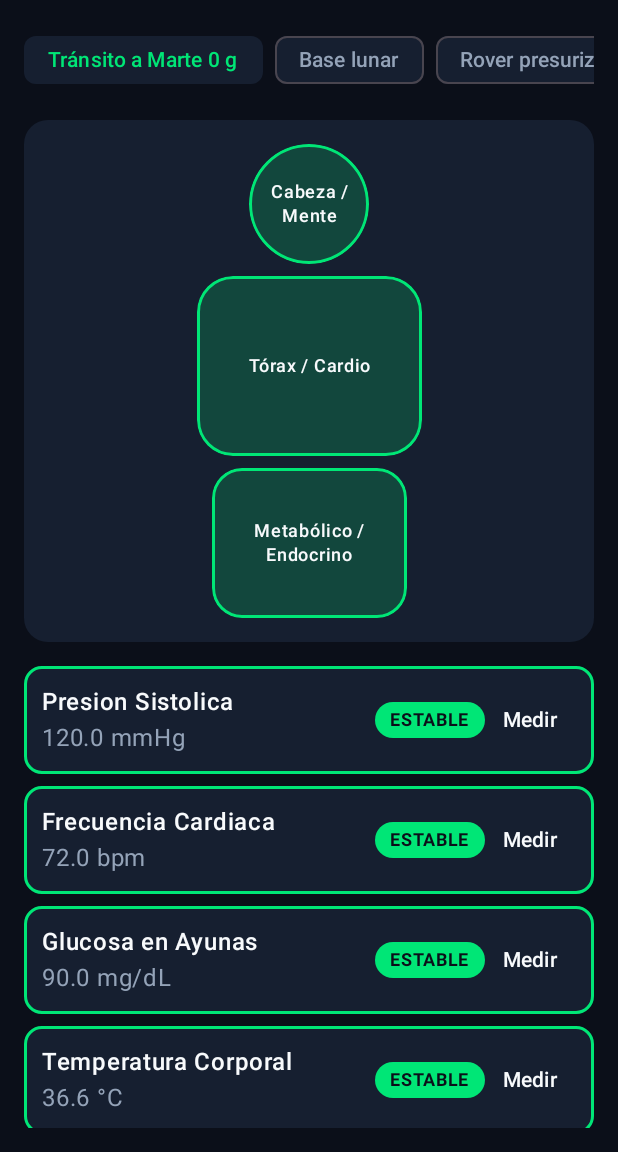
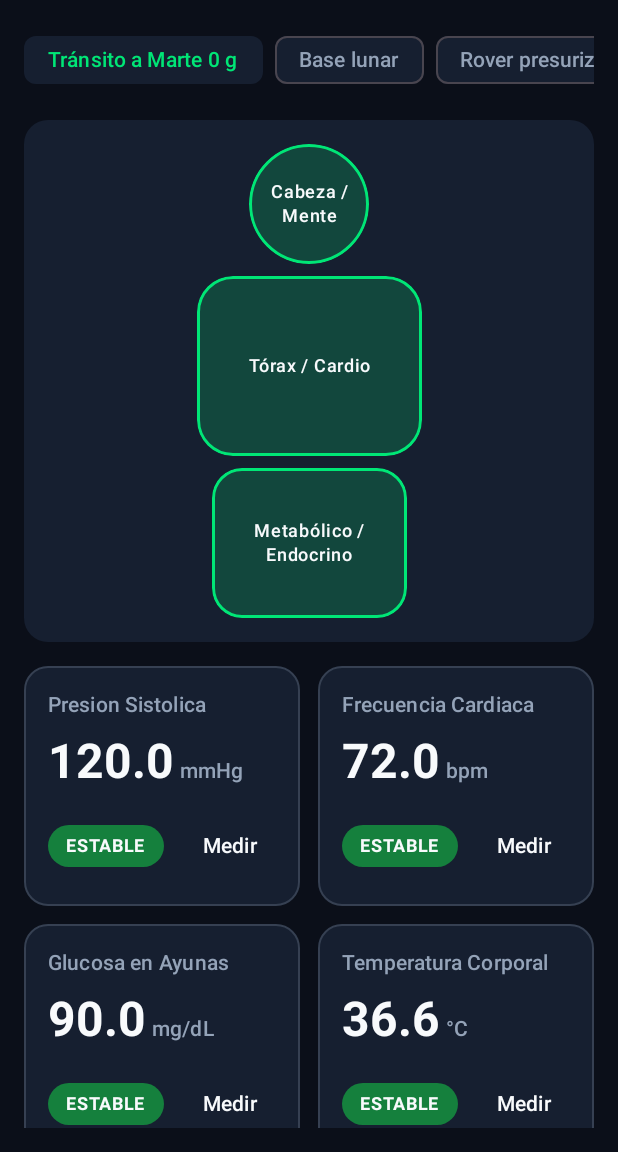
Before and after one commit to TitaniumCJ/SoftieCare, an Android app built with Jetpack Compose: the screen it shows after launch (MainActivity), on a phone screen of 412 x 824 dp, the part 84-1236 px from its top. Run offline under Robolectric (Android 15) with nearby library versions, the phone set to English and light mode, and no system bars.

Commit message:
Rediseño: cuadros grandes, etiquetas con fondo de color, pruebas de HealthRepository (Blueprint v1.7.0)

```diff
--- a/app/src/main/java/com/softiecare/app/features/dashboard/DashboardScreen.kt
+++ b/app/src/main/java/com/softiecare/app/features/dashboard/DashboardScreen.kt
@@ -6,6 +6,8 @@ import androidx.compose.foundation.clickable
 import androidx.compose.foundation.layout.Arrangement
 import androidx.compose.foundation.layout.BoxWithConstraints
 import androidx.compose.foundation.layout.Box
+import androidx.compose.foundation.layout.IntrinsicSize
+import androidx.compose.foundation.layout.fillMaxHeight
 import androidx.compose.foundation.layout.Column
 import androidx.compose.foundation.layout.Row
 import androidx.compose.foundation.layout.Spacer
@@ -43,8 +45,8 @@ import com.softiecare.app.core.model.SpaceEnvironment
 import com.softiecare.app.core.model.StatusLevel
 import com.softiecare.app.core.model.VitalIndicator
 import com.softiecare.app.ui.components.PrimaryActionButton
-import com.softiecare.app.ui.components.SpaceCard
-import com.softiecare.app.ui.components.StatusBadge
+import com.softiecare.app.ui.components.IndicatorTile
+import com.softiecare.app.ui.components.displayLevel
 import com.softiecare.app.ui.components.statusColor
 import com.softiecare.app.ui.theme.SoftieCareTheme
 import com.softiecare.app.ui.theme.SpaceBackground
@@ -188,8 +190,8 @@ private fun ZoneBlock(
     onIndicatorClick: (String) -> Unit
 ) {
     // El enum esta ordenado NORMAL < WARNING < CRITICAL, por eso el maximo es el peor estado de la zona
-    val worst = indicators.filter { it.bodyZone == zone }.maxByOrNull { it.level }
-    val level = worst?.level ?: StatusLevel.NORMAL
+    val worst = indicators.filter { it.bodyZone == zone }.maxByOrNull { displayLevel(it) }
+    val level = worst?.let { displayLevel(it) } ?: StatusLevel.NORMAL
     val color = statusColor(level)
 
     Box(
@@ -218,22 +220,26 @@ private fun IndicatorList(
     onOpenPvtTest: () -> Unit,
     modifier: Modifier
 ) {
-    Column(modifier = modifier, verticalArrangement = Arrangement.spacedBy(8.dp)) {
-        indicators.forEach { indicator ->
-            SpaceCard(statusLevel = indicator.level, onClick = { onIndicatorClick(indicator.id) }) {
-                Row(Modifier.fillMaxWidth(), verticalAlignment = Alignment.CenterVertically) {
-                    Column(Modifier.weight(1f)) {
-                        Text(text = indicator.name, color = TextPrimary, fontWeight = FontWeight.SemiBold)
-                        Text(
-                            text = "${indicator.currentValue} ${indicator.unit}",
-                            color = TextSecondary
-                        )
-                    }
-                    StatusBadge(level = indicator.level)
-                    TextButton(onClick = { onOpenAssessment(indicator.id) }) {
-                        Text(text = "Medir", color = TextPrimary)
-                    }
+    Column(modifier = modifier, verticalArrangement = Arrangement.spacedBy(12.dp)) {
+        // Cuadricula de 2 columnas con cuadros grandes (IndicatorTile)
+        indicators.chunked(2).forEach { pair ->
+            Row(
+                modifier = Modifier
+                    .fillMaxWidth()
+                    .height(IntrinsicSize.Min),
+                horizontalArrangement = Arrangement.spacedBy(12.dp)
+            ) {
+                pair.forEach { indicator ->
+                    IndicatorTile(
+                        indicator = indicator,
+                        onClick = { onIndicatorClick(indicator.id) },
+                        onMeasure = { onOpenAssessment(indicator.id) },
+                        modifier = Modifier
+                            .weight(1f)
+                            .fillMaxHeight()
+                    )
                 }
+                if (pair.size == 1) Spacer(Modifier.weight(1f))
             }
         }
         Spacer(Modifier.height(8.dp))
--- a/app/src/main/java/com/softiecare/app/ui/components/SharedComponents.kt
+++ b/app/src/main/java/com/softiecare/app/ui/components/SharedComponents.kt
@@ -2,35 +2,57 @@ package com.softiecare.app.ui.components
 
 import androidx.compose.foundation.BorderStroke
 import androidx.compose.foundation.clickable
+import androidx.compose.foundation.layout.Arrangement
 import androidx.compose.foundation.layout.Box
+import androidx.compose.foundation.layout.Column
+import androidx.compose.foundation.layout.Row
+import androidx.compose.foundation.layout.Spacer
+import androidx.compose.foundation.layout.fillMaxSize
 import androidx.compose.foundation.layout.fillMaxWidth
 import androidx.compose.foundation.layout.height
 import androidx.compose.foundation.layout.padding
+import androidx.compose.foundation.layout.width
 import androidx.compose.foundation.shape.RoundedCornerShape
 import androidx.compose.material3.Button
 import androidx.compose.material3.ButtonDefaults
 import androidx.compose.material3.MaterialTheme
 import androidx.compose.material3.Surface
 import androidx.compose.material3.Text
+import androidx.compose.material3.TextButton
 import androidx.compose.runtime.Composable
+import androidx.compose.ui.Alignment
 import androidx.compose.ui.Modifier
 import androidx.compose.ui.graphics.Color
 import androidx.compose.ui.text.font.FontWeight
+import androidx.compose.ui.text.style.TextOverflow
 import androidx.compose.ui.unit.dp
 import com.softiecare.app.core.model.SpaceHazard
 import com.softiecare.app.core.model.StatusLevel
 import com.softiecare.app.core.model.VitalIndicator
 import com.softiecare.app.ui.theme.SpaceBackground
 import com.softiecare.app.ui.theme.StatusCritical
+import com.softiecare.app.ui.theme.StatusCriticalStrong
 import com.softiecare.app.ui.theme.StatusNormal
+import com.softiecare.app.ui.theme.StatusNormalStrong
 import com.softiecare.app.ui.theme.StatusWarning
+import com.softiecare.app.ui.theme.StatusWarningStrong
 import com.softiecare.app.ui.theme.SurfacePanel
+import com.softiecare.app.ui.theme.TextPrimary
 import com.softiecare.app.ui.theme.TextSecondary
+import java.util.Locale
 
+// Color brillante para lineas, graficas y zonas sobre fondo oscuro
 fun statusColor(level: StatusLevel): Color = when (level) {
     StatusLevel.NORMAL -> StatusNormal
     StatusLevel.WARNING -> StatusWarning
     StatusLevel.CRITICAL -> StatusCritical
+}
+
+// Fondo de etiqueta con texto blanco
+fun statusContainerColor(level: StatusLevel): Color = when (level) {
+    StatusLevel.NORMAL -> StatusNormalStrong
+    StatusLevel.WARNING -> StatusWarningStrong
+    StatusLevel.CRITICAL -> StatusCriticalStrong
 }
 
 fun statusLabel(level: StatusLevel): String = when (level) {
@@ -44,6 +66,11 @@ fun displayLevel(indicator: VitalIndicator): StatusLevel =
     if (indicator.id == "MOOD" && indicator.level == StatusLevel.CRITICAL) StatusLevel.WARNING
     else indicator.level
 
+private val PanelBorder = BorderStroke(1.dp, TextSecondary.copy(alpha = 0.25f))
+
+private fun formatValue(v: Float): String = String.format(Locale.US, "%.1f", v)
+
+// El borde es neutro: el estado se comunica solo con StatusBadge (Blueprint 6)
 @Composable
 fun SpaceCard(
     statusLevel: StatusLevel,
@@ -53,15 +80,15 @@ fun SpaceCard(
     Surface(
         modifier = Modifier.fillMaxWidth(),
         color = SurfacePanel,
-        shape = RoundedCornerShape(12.dp),
-        border = BorderStroke(2.dp, statusColor(statusLevel))
+        shape = RoundedCornerShape(16.dp),
+        border = PanelBorder
     ) {
         // clickable dentro del Surface para que el ripple respete las esquinas
         Box(
             modifier = Modifier
                 .fillMaxWidth()
                 .then(if (onClick != null) Modifier.clickable(onClick = onClick) else Modifier)
-                .padding(12.dp)
+                .padding(16.dp)
         ) {
             content()
         }
@@ -71,15 +98,15 @@ fun SpaceCard(
 @Composable
 fun StatusBadge(level: StatusLevel) {
     Surface(
-        color = statusColor(level),
+        color = statusContainerColor(level),
         shape = RoundedCornerShape(50)
     ) {
         Text(
             text = statusLabel(level),
-            color = SpaceBackground,
+            color = TextPrimary,
             fontWeight = FontWeight.Bold,
             style = MaterialTheme.typography.labelMedium,
-            modifier = Modifier.padding(horizontal = 10.dp, vertical = 4.dp)
+            modifier = Modifier.padding(horizontal = 12.dp, vertical = 6.dp)
         )
     }
 }
@@ -116,3 +143,72 @@ fun PrimaryActionButton(text: String, onClick: () -> Unit) {
         Text(text = text, fontWeight = FontWeight.Bold)
     }
 }
+
+// Cuadro grande de un indicador: nombre, valor en grande y etiqueta de estado
+@Composable
+fun IndicatorTile(
+    indicator: VitalIndicator,
+    onClick: () -> Unit,
+    modifier: Modifier = Modifier,
+    onMeasure: (() -> Unit)? = null
+) {
+    Surface(
+        modifier = modifier,
+        color = SurfacePanel,
+        shape = RoundedCornerShape(16.dp),
+        border = PanelBorder
+    ) {
+        Column(
+            modifier = Modifier
+                .fillMaxSize()
+                .clickable(onClick = onClick)
+                .padding(16.dp),
+            verticalArrangement = Arrangement.SpaceBetween
+        ) {
+            Text(
+                text = indicator.name,
+                color = TextSecondary,
+                style = MaterialTheme.typography.labelLarge,
+                maxLines = 2,
+                overflow = TextOverflow.Ellipsis
+            )
+            Spacer(Modifier.height(8.dp))
+            if (indicator.id == "MOOD") {
+                // Blueprint 1.1: no se resalta el valor numerico del animo
+                Text(
+                    text = "Toca para ver detalle",
+                    color = TextSecondary,
+                    style = MaterialTheme.typography.bodyMedium
+                )
+            } else {
+                Row(verticalAlignment = Alignment.Bottom) {
+                    Text(
+                        text = formatValue(indicator.currentValue),
+                        color = TextPrimary,
+                        style = MaterialTheme.typography.headlineLarge,
+                        fontWeight = FontWeight.Bold,
+                        maxLines = 1
+                    )
+                    Spacer(Modifier.width(4.dp))
+                    Text(
+                        text = indicator.unit,
+                        color = TextSecondary,
+                        style = MaterialTheme.typography.titleSmall,
+                        maxLines = 1,
+                        modifier = Modifier.padding(bottom = 4.dp)
+                    )
+                }
+            }
+            Spacer(Modifier.height(12.dp))
+            Row(verticalAlignment = Alignment.CenterVertically) {
+                StatusBadge(displayLevel(indicator))
+                Spacer(Modifier.weight(1f))
+                if (onMeasure != null) {
+                    TextButton(onClick = onMeasure) {
+                        Text("Medir", color = TextPrimary)
+                    }
+                }
+            }
+        }
+    }
+}
--- a/app/src/main/java/com/softiecare/app/ui/theme/Color.kt
+++ b/app/src/main/java/com/softiecare/app/ui/theme/Color.kt
@@ -9,3 +9,8 @@ val StatusWarning = Color(0xFFFFEA00)
 val StatusCritical = Color(0xFFFF1744)
 val TextPrimary = Color(0xFFF8FAFC)
 val TextSecondary = Color(0xFF94A3B8)
+
+// Fondos de etiqueta de estado: tonos oscuros para que el texto blanco se lea (contraste >= 5:1)
+val StatusNormalStrong = Color(0xFF15803D)
+val StatusWarningStrong = Color(0xFFB45309)
+val StatusCriticalStrong = Color(0xFFC62828)
```
Also changed, not shown: 2 other files.
